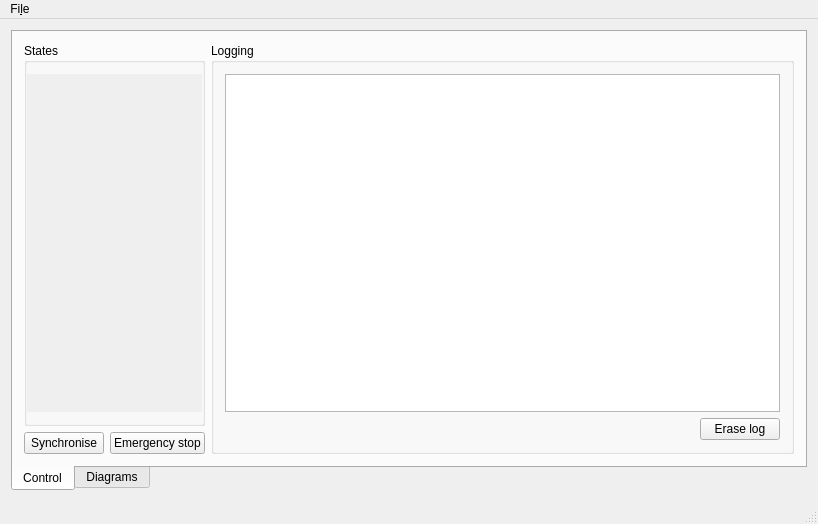
Above: MainWindow.ui from szotsaki/robot-state-modeller before the change. Below: the same form after it.
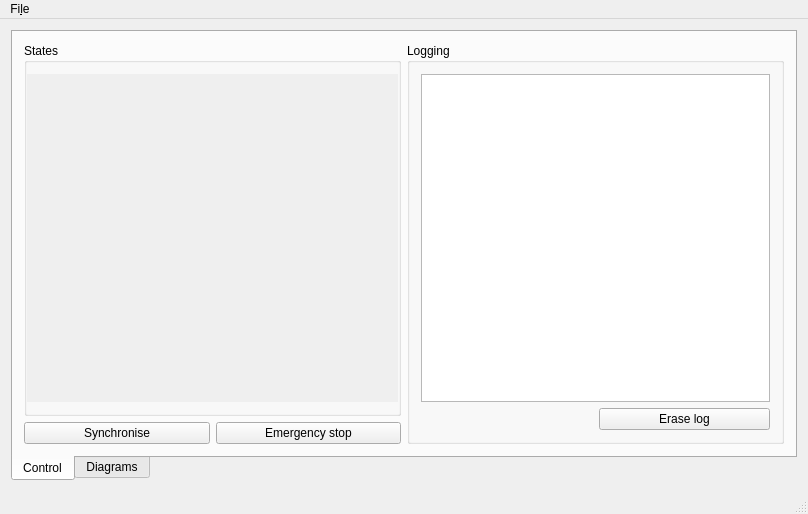
That is the form after the change. Icons and pictures are not drawn. Custom widgets are drawn as their Qt base class.

Diff of the .ui file:
```diff
--- a/MainWindow.ui
+++ b/MainWindow.ui
@@ -6,8 +6,8 @@
    <rect>
     <x>0</x>
     <y>0</y>
-    <width>818</width>
-    <height>524</height>
+    <width>808</width>
+    <height>514</height>
    </rect>
   </property>
   <property name="windowTitle">
@@ -64,8 +64,8 @@
                  <rect>
                   <x>0</x>
                   <y>0</y>
-                  <width>215</width>
-                  <height>369</height>
+                  <width>381</width>
+                  <height>359</height>
                  </rect>
                 </property>
                 <layout class="QVBoxLayout" name="verticalLayoutStates">
@@ -125,9 +125,12 @@
              <property name="orientation">
               <enum>Qt::Horizontal</enum>
              </property>
+             <property name="sizeType">
+              <enum>QSizePolicy::Preferred</enum>
+             </property>
              <property name="sizeHint" stdset="0">
               <size>
-               <width>460</width>
+               <width>40</width>
                <height>20</height>
               </size>
              </property>
@@ -182,7 +185,7 @@
     <rect>
      <x>0</x>
      <y>0</y>
-     <width>818</width>
+     <width>808</width>
      <height>24</height>
     </rect>
    </property>
```
Left out of the diff: 34 changed lines with no effect on the pictures.
